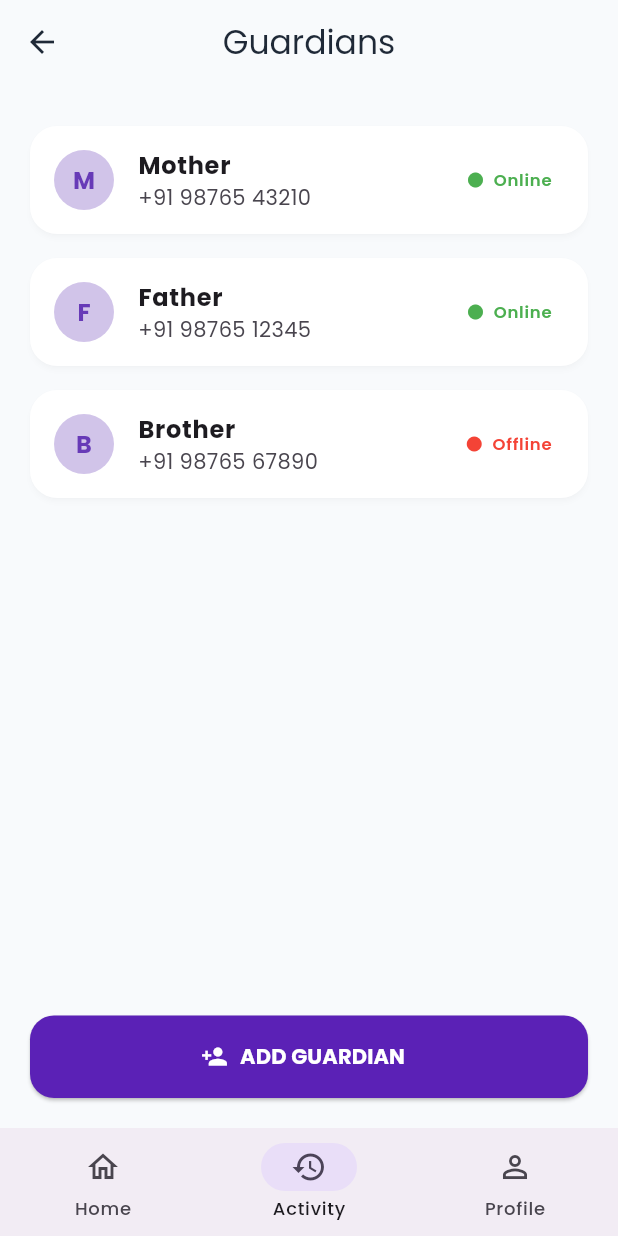
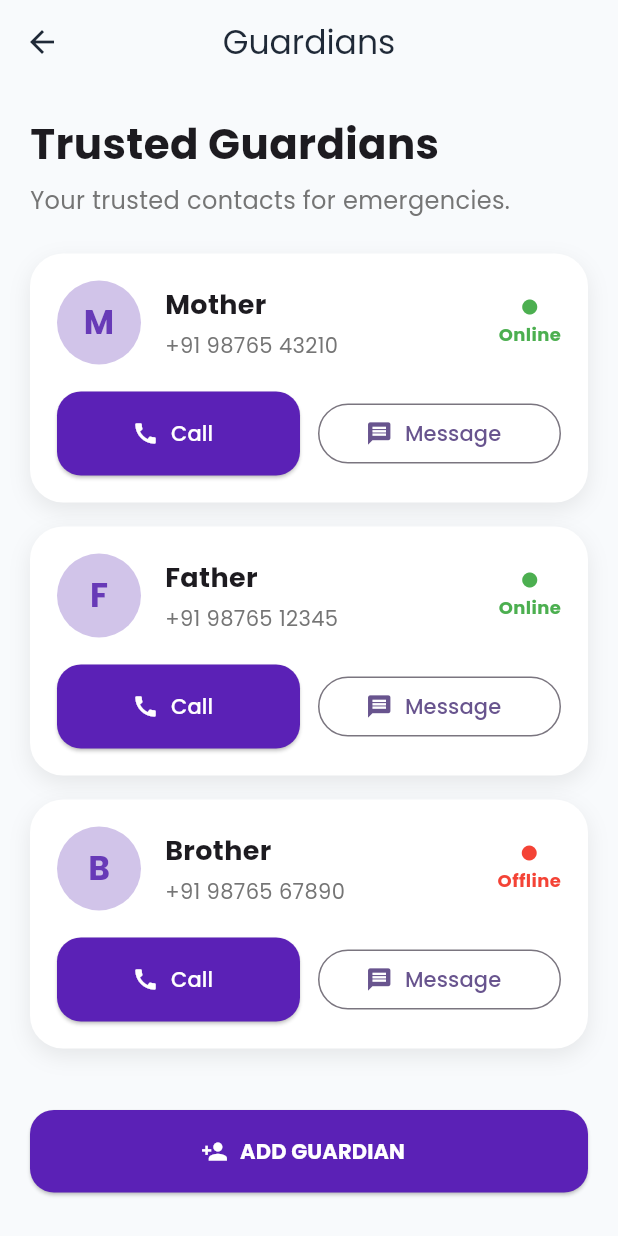
Before and after one commit to rithickuzuc/SheShield, a Flutter app: the GuardianScreen screen opened directly, on a phone screen of 412 x 824 dp. Run offline on Flutter 3.47's test engine with Material 3 defaults, Android fonts, the phone set to English and light mode, and no system bars; our stand-ins replace google_fonts.

```diff
--- a/lib/features/guardian/screens/guardian_screen.dart
+++ b/lib/features/guardian/screens/guardian_screen.dart
@@ -1,7 +1,6 @@
 import 'package:flutter/material.dart';
 
 import '../../../core/theme/app_color.dart';
-import '../../../core/widgets/bottom_navbar.dart';
 import '../widgets/guardian_tile.dart';
 
 class GuardianScreen extends StatelessWidget {
@@ -17,10 +16,32 @@ class GuardianScreen extends StatelessWidget {
         centerTitle: true,
       ),
 
-      body: Padding(
+      body: SingleChildScrollView(
+  child: Padding(
     padding: const EdgeInsets.all(20),
     child: Column(
+      crossAxisAlignment: CrossAxisAlignment.start,
       children: [
+
+        const Text(
+          "Trusted Guardians",
+          style: TextStyle(
+            fontSize: 28,
+            fontWeight: FontWeight.bold,
+          ),
+        ),
+
+        const SizedBox(height: 6),
+
+        Text(
+          "Your trusted contacts for emergencies.",
+          style: TextStyle(
+            color: Colors.grey.shade600,
+            fontSize: 16,
+          ),
+        ),
+
+        const SizedBox(height: 24),
 
         const GuardianTile(
           name: "Mother",
@@ -40,13 +61,19 @@ class GuardianScreen extends StatelessWidget {
           isOnline: false,
         ),
 
-            const Spacer(),
+        const SizedBox(height: 25),
 
         SizedBox(
           width: double.infinity,
           height: 55,
           child: ElevatedButton.icon(
-                onPressed: () {},
+            onPressed: () {
+              ScaffoldMessenger.of(context).showSnackBar(
+                const SnackBar(
+                  content: Text("Add Guardian feature coming soon."),
+                ),
+              );
+            },
             icon: const Icon(Icons.person_add),
             label: const Text(
               "ADD GUARDIAN",
@@ -56,13 +83,12 @@ class GuardianScreen extends StatelessWidget {
             ),
           ),
         ),
+
+        const SizedBox(height: 20),
+
       ],
     ),
   ),
-
-      bottomNavigationBar: BottomNavbar(
-        currentIndex: 1,
-        onTap: (index) {},
 ),
     );
   }
--- a/lib/features/guardian/widgets/guardian_tile.dart
+++ b/lib/features/guardian/widgets/guardian_tile.dart
@@ -14,43 +14,139 @@ class GuardianTile extends StatelessWidget {
 
   @override
   Widget build(BuildContext context) {
-    return Card(
-      elevation: 1.5,
-      margin: const EdgeInsets.symmetric(vertical: 8),
-      shape: RoundedRectangleBorder(
-        borderRadius: BorderRadius.circular(18),
+    return Container(
+      margin: const EdgeInsets.only(bottom: 16),
+
+      decoration: BoxDecoration(
+        color: Colors.white,
+        borderRadius: BorderRadius.circular(22),
+        boxShadow: [
+          BoxShadow(
+            color: Colors.black.withOpacity(0.08),
+            blurRadius: 12,
+            offset: const Offset(0, 5),
           ),
-      child: ListTile(
-        leading: CircleAvatar(
+        ],
+      ),
+
+      child: Padding(
+        padding: const EdgeInsets.all(18),
+
+        child: Column(
+          children: [
+
+            Row(
+              children: [
+
+                CircleAvatar(
+                  radius: 28,
                   backgroundColor: Colors.deepPurple.shade100,
                   child: Text(
                     name[0],
                     style: const TextStyle(
+                      fontSize: 22,
                       fontWeight: FontWeight.bold,
                       color: Colors.deepPurple,
                     ),
                   ),
                 ),
-        title: Text(
+
+                const SizedBox(width: 16),
+
+                Expanded(
+                  child: Column(
+                    crossAxisAlignment: CrossAxisAlignment.start,
+                    children: [
+
+                      Text(
                         name,
-          style: const TextStyle(fontWeight: FontWeight.bold),
+                        style: const TextStyle(
+                          fontSize: 18,
+                          fontWeight: FontWeight.bold,
                         ),
-        subtitle: Text(phone),
-        trailing: Row(
-          mainAxisSize: MainAxisSize.min,
+                      ),
+
+                      const SizedBox(height: 4),
+
+                      Text(
+                        phone,
+                        style: TextStyle(
+                          color: Colors.grey.shade600,
+                        ),
+                      ),
+                    ],
+                  ),
+                ),
+
+                Column(
                   children: [
+
                     Icon(
                       Icons.circle,
                       size: 12,
-              color: isOnline ? Colors.green : Colors.red,
+                      color: isOnline
+                          ? Colors.green
+                          : Colors.red,
                     ),
-            const SizedBox(width: 6),
+
+                    const SizedBox(height: 4),
+
                     Text(
-              isOnline ? "Online" : "Offline",
+                      isOnline
+                          ? "Online"
+                          : "Offline",
                       style: TextStyle(
-                color: isOnline ? Colors.green : Colors.red,
-                fontWeight: FontWeight.w600,
+                        fontSize: 12,
+                        fontWeight: FontWeight.bold,
+                        color: isOnline
+                            ? Colors.green
+                            : Colors.red,
                       ),
+                    ),
+                  ],
+                ),
+              ],
+            ),
+
+            const SizedBox(height: 18),
+
+            Row(
+              children: [
+
+                Expanded(
+                  child: ElevatedButton.icon(
+                    onPressed: () {
+                      ScaffoldMessenger.of(context).showSnackBar(
+                        SnackBar(
+                          content: Text("Calling $name..."),
+                        ),
+                      );
+                    },
+
+                    icon: const Icon(Icons.call),
+
+                    label: const Text("Call"),
+                  ),
+                ),
+
+                const SizedBox(width: 12),
+
+                Expanded(
+                  child: OutlinedButton.icon(
+                    onPressed: () {
+                      ScaffoldMessenger.of(context).showSnackBar(
+                        SnackBar(
+                          content: Text("Messaging $name..."),
+                        ),
+                      );
+                    },
+
+                    icon: const Icon(Icons.message),
+
+                    label: const Text("Message"),
+                  ),
+                ),
+              ],
             ),
           ],
         ),
```
Also changed, not shown: lib/features/dashboard/screens/dashboard_screen.dart (+14 -5 lines), lib/features/fake_call/screens/fake_call_screen.dart (added, +102 -0 lines). Lines whose indentation alone changed are shown as unchanged.
